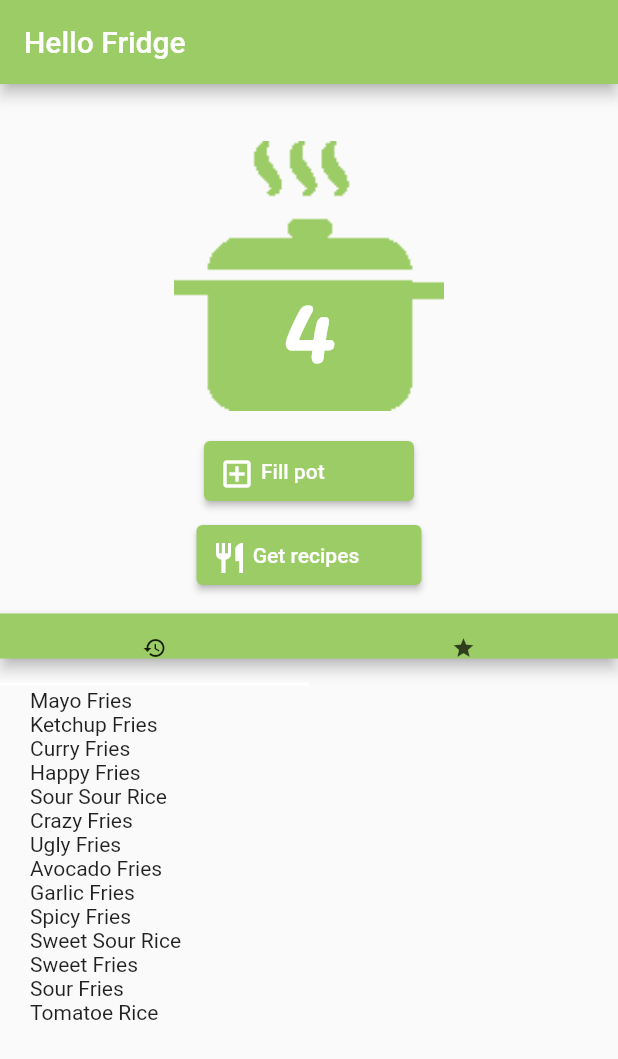
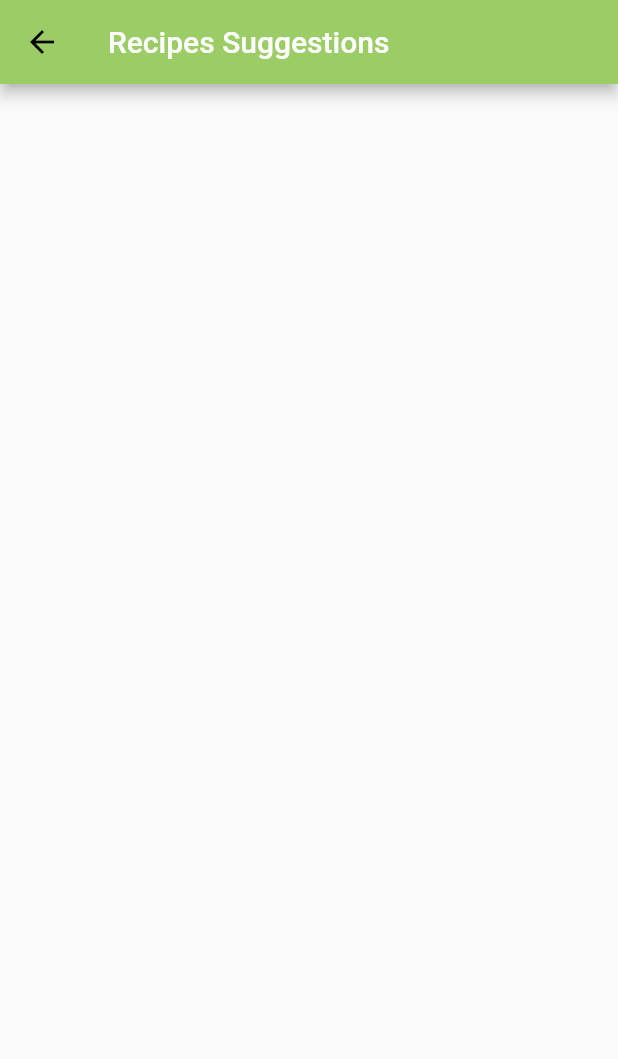
Before and after one commit to MouadhKh/helloFridge, a Flutter app: the screen it shows after launch, after a tap on "Get recipes", on a phone screen of 412 x 824 dp. Shown: the top 1059 px of the screen. Run offline on Flutter 3.47's test engine with Material 2 defaults, Android fonts, the phone set to English and light mode, and no system bars; missing offline and left inert: sign_button.

Commit message:
add recipes suggestions

```diff
--- a/lib/main_layout.dart
+++ b/lib/main_layout.dart
@@ -1,5 +1,7 @@
 import 'package:flutter/material.dart';
 import 'package:hello_fridge/pot_widget.dart';
+import 'package:hello_fridge/recipes_suggestions_layout.dart';
+
 
 import 'main.dart';
 
@@ -43,7 +45,10 @@ class _MainLayoutState extends State<MainLayout> {
               ElevatedButton(
                   style:
                       ElevatedButton.styleFrom(padding: EdgeInsets.all(10.0)),
-                  onPressed: () {},
+                  onPressed: () {
+                    Navigator.push(context,
+                        MaterialPageRoute(builder: (context) => RecipesSuggestionsLayout()));
+                  },
                   child: SizedBox(
                       width: 130,
                       height: 20,
--- /dev/null
+++ b/lib/recipes_suggestions_layout.dart
@@ -0,0 +1,20 @@
+import 'package:flutter/material.dart';
+
+
+class RecipesSuggestionsLayout extends StatefulWidget {
+  const RecipesSuggestionsLayout({Key? key}) : super(key: key);
+
+  @override
+  _RecipesSuggestionsLayoutState createState() => _RecipesSuggestionsLayoutState();
+}
+
+class _RecipesSuggestionsLayoutState extends State<RecipesSuggestionsLayout> {
+  @override
+  Widget build(BuildContext context) {
+    return Scaffold(
+        appBar: AppBar(
+        title: Text("Recipes Suggestions"),
+    ),
+    );
+  }
+}
```
